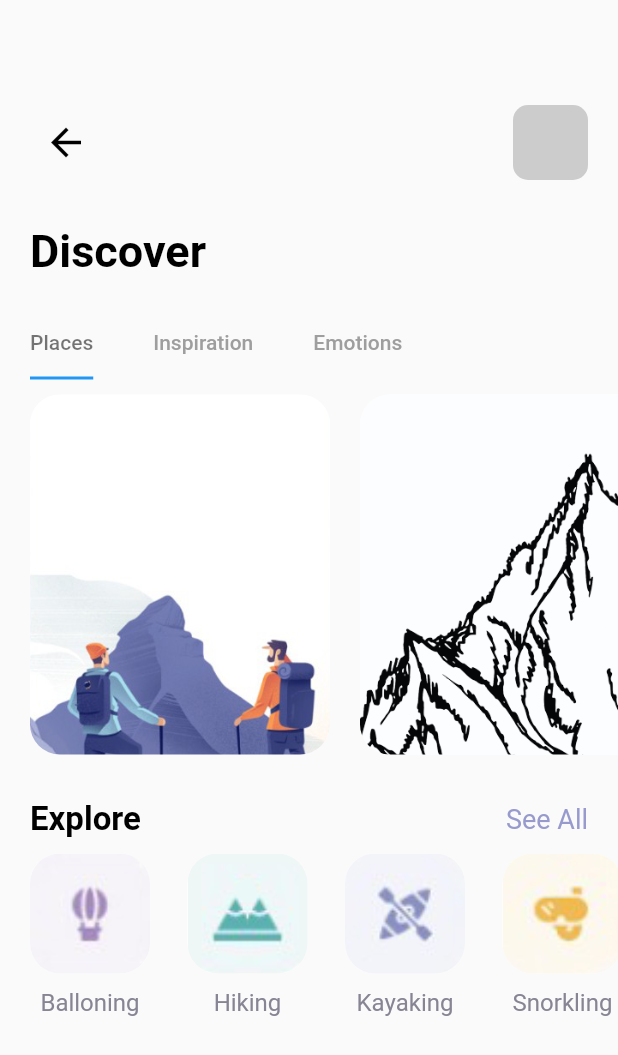
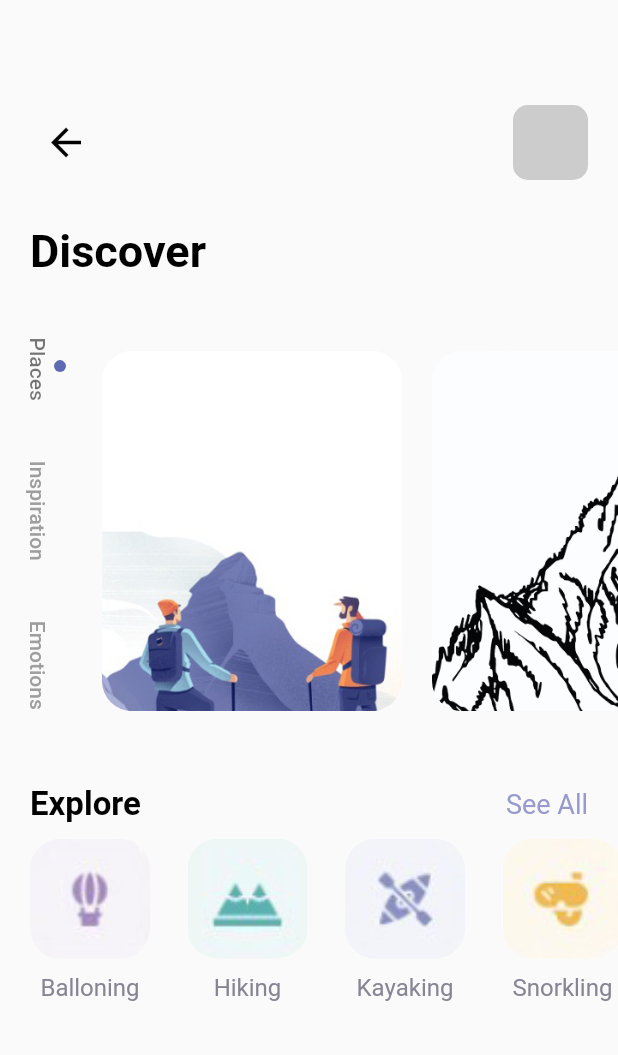
Before and after one commit to haseebzahid1/pageViewBuilder, a Flutter app: the MainScreen screen opened directly, on a phone screen of 412 x 824 dp. Shown: the top 1055 px of the screen. Run offline on Flutter 3.47's test engine with Material 2 defaults, Android fonts, the light colour scheme and no system bars.

Commit message:
tabbar added with rotatebox

```diff
--- a/lib/navpages/detailpage.dart
+++ b/lib/navpages/detailpage.dart
@@ -13,7 +13,6 @@ class DetailPage extends StatefulWidget {
   @override
   State<DetailPage> createState() => _DetailPageState();
 }
-
 class _DetailPageState extends State<DetailPage> {
   final int gottenStars=4;
    int selectedIndex=-1;
--- a/lib/navpages/mainScreen.dart
+++ b/lib/navpages/mainScreen.dart
@@ -1,11 +1,13 @@
+import 'dart:core';
+
 import 'package:diccoverapp/misc/colors.dart';
-import 'package:diccoverapp/modals/imgListItem.dart';
 import 'package:diccoverapp/widget/appLargeText.dart';
-import 'package:diccoverapp/widget/appText.dart';
 import 'package:flutter/cupertino.dart';
 import 'package:flutter/material.dart';
-
-import 'detailpage.dart';
+import '../widget/arrow_button_widget.dart';
+import '../widget/explore_listview_builder.dart';
+import '../widget/explore_text_widget.dart';
+import '../widget/tabbar_view_listview_builder_widget.dart';
 
 class MainScreen extends StatefulWidget {
   const MainScreen({Key? key}) : super(key: key);
@@ -15,12 +17,7 @@ class MainScreen extends StatefulWidget {
 }
 
 class _MainScreenState extends State<MainScreen> with TickerProviderStateMixin{
-  var image = {
-    "balloning.png":"Balloning",
-    "hiking.png":"Hiking",
-    "kayaking.png":"Kayaking",
-    "snorkling.png":"Snorkling",
-};
+
   @override
   Widget build(BuildContext context) {
     TabController _tabController = TabController(length: 3, vsync: this);
@@ -30,29 +27,7 @@ class _MainScreenState extends State<MainScreen> with TickerProviderStateMixin{
           crossAxisAlignment: CrossAxisAlignment.start,
           children: [
             //menu text
-            Container(
-              margin: EdgeInsets.only(top:70,left: 20,right: 20),
-              child: Row(
-                mainAxisAlignment: MainAxisAlignment.spaceBetween,
-                children:  [
-                  IconButton(
-                    icon: const Icon(Icons.arrow_back),
-                    iconSize: 30.0,
-                    color: Colors.black,
-                    onPressed: () => Navigator.pop(context),
-                  ),
-                  // Expanded(child: Container()),
-                  Container(
-                    width: 50,
-                    height: 50,
-                    decoration: BoxDecoration(
-                      borderRadius: BorderRadius.circular(10),
-                      color: Colors.grey.withOpacity(0.5),
-                    ),
-                  ),
-                ],
-              ),
-            ),
+            const ExploreWithHeaderButton(),
             const SizedBox(height: 30.0,),
             //discover text
             Container(
@@ -61,7 +36,11 @@ class _MainScreenState extends State<MainScreen> with TickerProviderStateMixin{
             ),
             const SizedBox(height: 20.0,),
             //tabbar
-            Container(
+          Row(
+            children: [
+              RotatedBox(
+                quarterTurns: 1,
+                child: Container(
                   child:Align(
                     alignment: Alignment.centerLeft,
                     child: TabBar(
@@ -71,7 +50,7 @@ class _MainScreenState extends State<MainScreen> with TickerProviderStateMixin{
                       unselectedLabelColor: Colors.grey,
                       isScrollable: true,
                       controller: _tabController,
-                  // indicator:CircleTabIndicator(color: AppColors.mainColor, radius: 4) ,
+                      indicator:CircleTabIndicator(color: AppColors.mainColor, radius: 4) ,
                       tabs: const [
                         Tab(text: "Places"),
                         Tab(text: "Inspiration",),
@@ -80,127 +59,60 @@ class _MainScreenState extends State<MainScreen> with TickerProviderStateMixin{
                     ),
                   ),
                 ),
-            Container(
+              ),
+              //tabbarView
+              Flexible(
+                child: Container(
                   width: double.maxFinite,
                   height: 250,
                   padding: EdgeInsets.only(left: 20),
                   child: TabBarView(
                     controller: _tabController,
                     children:  [
-                  ListView.builder(
-                    itemCount: blogLists.length,
-                    scrollDirection: Axis.horizontal,
-                      physics: BouncingScrollPhysics(),
-                      itemBuilder: (context, index){
-                      BlogImage ListImgBlog = blogLists[index];
-                      return InkWell(
-                        onTap: (){
-                          Navigator.of(context).push(MaterialPageRoute(builder: (context)=>DetailPage(
-                              blogImgPath:ListImgBlog,
-                          )));
-                        },
-                        child: Container(
-                          width: 200,
-                          margin: EdgeInsets.only(right: 20,top: 10),
-                          // height: 300,
-                          decoration: BoxDecoration(
-                            borderRadius: BorderRadius.circular(20),
-                            color: Colors.white,
-                            image:  DecorationImage(
-                              image: AssetImage(ListImgBlog.imageUrl),fit: BoxFit.cover,
-                            ),
-                          ),
-                        ),
-                      );
-                      },
-                  ),
+                      TabBarViewListBilder(),
                       Text("There"),
                       Text("By"),
                     ],
                   ),
                 ),
-            const SizedBox(height: 30.0,),
-            Container(
-              margin: const EdgeInsets.only(left: 20,right: 20),
-              child: Row(
-                mainAxisAlignment: MainAxisAlignment.spaceBetween,
-                children: [
-                  AppLargeApp(text: "Explore",size: 22,),
-                  AppText(text: "See All",color: AppColors.textColor1,size: 18,),
-                ],
-              ),
-            ),
-            SizedBox(height: 10,),
-            Container(
-              // color: Colors.red,
-              height: 120,
-              width: double.maxFinite,
-              margin: EdgeInsets.only(left: 20),
-              child: ListView.builder(
-                scrollDirection: Axis.horizontal,
-                physics:BouncingScrollPhysics(),
-                itemCount: image.length,
-                  itemBuilder: (_, index){
-
-                    return Container(
-                      margin: EdgeInsets.only(right: 25),
-                      child: Column(
-                        crossAxisAlignment: CrossAxisAlignment.center,
-                        children: [
-                          Container(
-                            width: 80,
-                            height: 80,
-                            decoration: BoxDecoration(
-                              borderRadius: BorderRadius.circular(20),
-                              color: Colors.white,
-                              image:  DecorationImage(
-                                image: AssetImage("assets/img/"+image.keys.elementAt(index)),fit: BoxFit.cover,
-                              ),
-                            ),
-                          ),
-                          SizedBox(height: 10,),
-                          Container(
-                            child: AppText(
-                              text:image.values.elementAt(index),
-                              color: AppColors.textColor2,size: 16,
-                            ),
               ),
             ],
-                      ),
-                    );
-                  },
-              ),
-            ),
+          ),///Tabbar & TabBarView
+            const SizedBox(height: 30.0,),
+            const ExploreTextWidget(),
+            const SizedBox(height: 10,),
+            const ExploreListView(),
           ],
         ),
       ),
     );
   }
 }
-//
-// class CircleTabIndicator extends Decoration{
-//   final Color color;
-//   double radius;
-//   CircleTabIndicator({required this.color , required this.radius});
-//   @override
-//   BoxPainter createBoxPainter([VoidCallback? onChanged]) {
 
-//     return _CirclePainter(radius: radius, color: color);
-//   }
-//
-// }
-//
-// class _CirclePainter extends BoxPainter{
-//   final Color color;
-//   double radius;
-//   _CirclePainter({required this.color , required this.radius});
-//   @override
-//   void paint(Canvas canvas, Offset offset, ImageConfiguration configuration) {
-//     Paint _paint = Paint();
-//     _paint.color=color;
-//     _paint.isAntiAlias = true;
-//     final Offset circleoOffset = Offset(configuration.size!.width/2 -radius/2 , configuration.size!.height);
-//     canvas.drawCircle(offset+circleoOffset, radius, _paint );
-//   }
-//
-// }
+
+class CircleTabIndicator extends Decoration{
+  final Color color;
+  double radius;
+  CircleTabIndicator({required this.color , required this.radius});
+  @override
+  BoxPainter createBoxPainter([VoidCallback? onChanged]) {
+
+    return _CirclePainter(radius: radius, color: color);
+  }
+
+}
+
+class _CirclePainter extends BoxPainter{
+  final Color color;
+  double radius;
+  _CirclePainter({required this.color , required this.radius});
+  @override
+  void paint(Canvas canvas, Offset offset, ImageConfiguration configuration) {
+    Paint _paint = Paint();
+    _paint.color=color;
+    _paint.isAntiAlias = true;
+    final Offset circleoOffset = Offset(configuration.size!.width/2 -radius/2 , configuration.size!.height-40);
+    canvas.drawCircle(offset+circleoOffset, radius, _paint );
+  }
+
+}
--- /dev/null
+++ b/lib/widget/arrow_button_widget.dart
@@ -0,0 +1,32 @@
+import 'package:flutter/material.dart';
+
+class ExploreWithHeaderButton extends StatelessWidget {
+  const ExploreWithHeaderButton({Key? key}) : super(key: key);
+
+  @override
+  Widget build(BuildContext context) {
+    return Container(
+      margin: EdgeInsets.only(top:70,left: 20,right: 20),
+      child: Row(
+        mainAxisAlignment: MainAxisAlignment.spaceBetween,
+        children:  [
+          IconButton(
+            icon: const Icon(Icons.arrow_back),
+            iconSize: 30.0,
+            color: Colors.black,
+            onPressed: () => Navigator.pop(context),
+          ),
+          // Expanded(child: Container()),
+          Container(
+            width: 50,
+            height: 50,
+            decoration: BoxDecoration(
+              borderRadius: BorderRadius.circular(10),
+              color: Colors.grey.withOpacity(0.5),
+            ),
+          ),
+        ],
+      ),
+    );
+  }
+}
--- a/lib/widget/buttonWidget.dart
+++ b/lib/widget/buttonWidget.dart
@@ -60,7 +60,8 @@ class ResponsiveButton extends StatelessWidget {
         child: Row(
           mainAxisAlignment:isResponsive==true?MainAxisAlignment.spaceBetween:MainAxisAlignment.center,
           children: [
-            isResponsive==true?Container(margin: EdgeInsets.only(left: 20),child: AppText(text: "Book Trip Now",color: Colors.white,size: 18,)):Container(),
+            isResponsive==true?Container(margin: EdgeInsets.only(left: 20),
+                child: AppText(text: "Book Trip Now",color: Colors.white,size: 18,)):Container(),
             Image.asset("assets/img/button-one.png"),
           ],
         ),
--- /dev/null
+++ b/lib/widget/explore_listview_builder.dart
@@ -0,0 +1,58 @@
+import 'package:flutter/material.dart';
+
+import '../misc/colors.dart';
+import 'appText.dart';
+
+class ExploreListView extends StatelessWidget {
+  const ExploreListView({Key? key}) : super(key: key);
+
+  @override
+  Widget build(BuildContext context) {
+    var image = {
+      "balloning.png":"Balloning",
+      "hiking.png":"Hiking",
+      "kayaking.png":"Kayaking",
+      "snorkling.png":"Snorkling",
+    };
+    return Container(
+      // color: Colors.red,
+      height: 120,
+      width: double.maxFinite,
+      margin: EdgeInsets.only(left: 20),
+      child: ListView.builder(
+        scrollDirection: Axis.horizontal,
+        physics:BouncingScrollPhysics(),
+        itemCount: image.length,
+        itemBuilder: (_, index){
+
+          return Container(
+            margin: EdgeInsets.only(right: 25),
+            child: Column(
+              crossAxisAlignment: CrossAxisAlignment.center,
+              children: [
+                Container(
+                  width: 80,
+                  height: 80,
+                  decoration: BoxDecoration(
+                    borderRadius: BorderRadius.circular(20),
+                    color: Colors.white,
+                    image:  DecorationImage(
+                      image: AssetImage("assets/img/"+image.keys.elementAt(index)),fit: BoxFit.cover,
+                    ),
+                  ),
+                ),
+                SizedBox(height: 10,),
+                Container(
+                  child: AppText(
+                    text:image.values.elementAt(index),
+                    color: AppColors.textColor2,size: 16,
+                  ),
+                ),
+              ],
+            ),
+          );
+        },
+      ),
+    );
+  }
+}
--- /dev/null
+++ b/lib/widget/explore_text_widget.dart
@@ -0,0 +1,24 @@
+import 'package:flutter/material.dart';
+
+import '../misc/colors.dart';
+import 'appLargeText.dart';
+import 'appText.dart';
+
+
+class ExploreTextWidget extends StatelessWidget {
+  const ExploreTextWidget({Key? key}) : super(key: key);
+
+  @override
+  Widget build(BuildContext context) {
+    return Container(
+      margin: const EdgeInsets.only(left: 20,right: 20),
+      child: Row(
+        mainAxisAlignment: MainAxisAlignment.spaceBetween,
+        children: [
+          AppLargeApp(text: "Explore",size: 22,),
+          AppText(text: "See All",color: AppColors.textColor1,size: 18,),
+        ],
+      ),
+    );
+  }
+}
--- /dev/null
+++ b/lib/widget/tabbar_view_listview_builder_widget.dart
@@ -0,0 +1,38 @@
+import 'package:diccoverapp/modals/imgListItem.dart';
+import 'package:flutter/material.dart';
+
+import '../navpages/detailpage.dart';
+
+class TabBarViewListBilder extends StatelessWidget {
+   TabBarViewListBilder({Key? key,}) : super(key: key);
+  @override
+  Widget build(BuildContext context) {
+    return ListView.builder(
+      itemCount: blogLists.length,
+      scrollDirection: Axis.horizontal,
+      physics: BouncingScrollPhysics(),
+      itemBuilder: (context, index){
+        BlogImage ListImgBlog = blogLists[index];
+        return InkWell(
+          onTap: (){
+            Navigator.of(context).push(MaterialPageRoute(builder: (context)=>DetailPage(
+              blogImgPath:ListImgBlog,
+            )));
+          },
+          child: Container(
+            width: 200,
+            margin: EdgeInsets.only(right: 20,top: 10),
+            // height: 300,
+            decoration: BoxDecoration(
+              borderRadius: BorderRadius.circular(20),
+              color: Colors.white,
+              image:  DecorationImage(
+                image: AssetImage(ListImgBlog.imageUrl),fit: BoxFit.cover,
+              ),
+            ),
+          ),
+        );
+      },
+    );
+  }
+}
```
Also changed, not shown: lib/navpages/main_page.dart (+5 -5 lines), pubspec.lock, 1 other file. Lines whose indentation alone changed are shown as unchanged.
